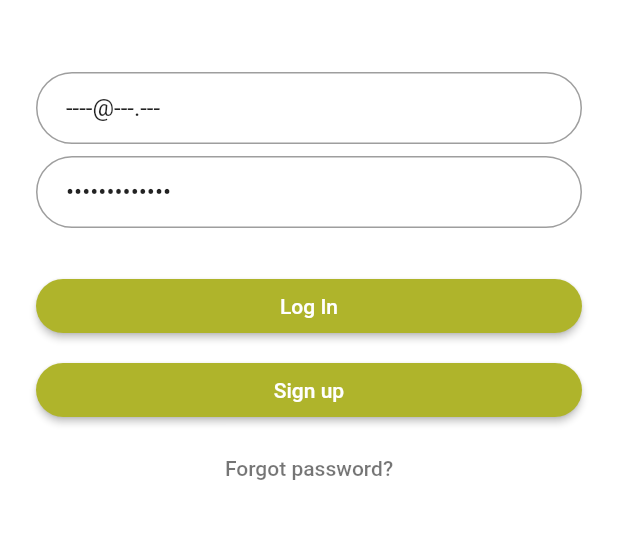
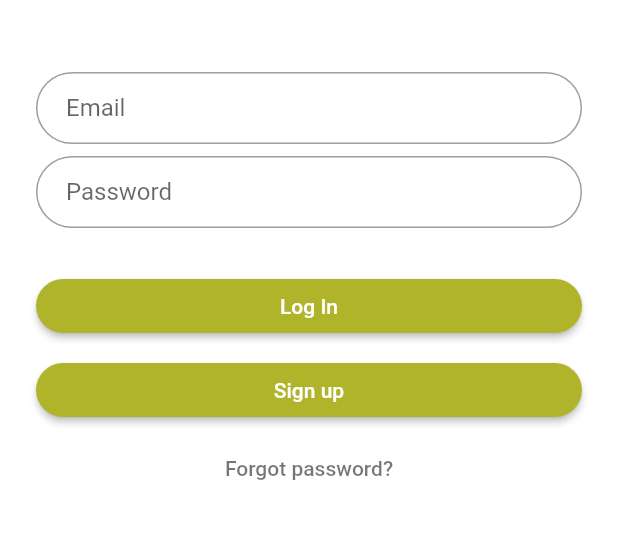
Before and after one commit to n-wagner/Food-Savior, a Flutter app: the screen it shows after launch, on a phone screen of 412 x 824 dp, the part 516-1055 px from its top. Run offline on Flutter 3.47's test engine with Material 2 defaults, Android fonts, the phone set to English and light mode, and no system bars; our stand-ins replace firebase_auth; accounts and stored records are empty.

Commit message:
Firebase Sign In/Up Logic and Format Restructuring

```diff
--- a/lib/login_page.dart
+++ /dev/null
@@ -1,134 +0,0 @@
-import 'package:flutter/material.dart';
-import 'signup.dart';
-import 'home_page.dart';
-
-class LoginPage extends StatefulWidget {
-  static String tag = 'login-page';
-  @override
-  _LoginPageState createState() => new _LoginPageState();
-}
-
-class _LoginPageState extends State<LoginPage> {
-  @override
-  Widget build(BuildContext context) {
-    final logo = Hero(
-      tag: 'food savior',
-      child: CircleAvatar(
-        backgroundColor: Colors.transparent,
-        radius: 100.0,
-        child: Image.asset('assets/images/logo.jpg'),
-      ),
-    );
-
-    final email = TextFormField(
-      keyboardType: TextInputType.emailAddress,
-      autofocus: false,
-      initialValue: '----@---.---',
-      decoration: InputDecoration(
-        hintText: 'Email',
-        contentPadding: EdgeInsets.fromLTRB(20.0, 10.0, 20.0, 10.0),
-        border: OutlineInputBorder(borderRadius: BorderRadius.circular(32.0)),
-      ),
-    );
-
-    final password = TextFormField(
-      autofocus: false,
-      initialValue: 'some password',
-      obscureText: true,
-      decoration: InputDecoration(
-        hintText: 'Password',
-        contentPadding: EdgeInsets.fromLTRB(20.0, 10.0, 20.0, 10.0),
-        border: OutlineInputBorder(borderRadius: BorderRadius.circular(32.0)),
-      ),
-    );
-
-    final loginButton = Padding(
-      padding: EdgeInsets.symmetric(vertical: 4.0),
-      child: RaisedButton(
-        shape: RoundedRectangleBorder(
-          borderRadius: BorderRadius.circular(24),
-        ),
-        onPressed: () {
-          Navigator.of(context).pushNamed(HomePage.tag);
-        },
-        // contentPadding: EdgeInsets.fromLTRB(20.0, 10.0, 20.0, 10.0),
-        padding: EdgeInsets.fromLTRB(20.0, 10.0, 20.0, 10.0),
-        color: Colors.lime[700],
-        child: Text('Log In', style: TextStyle(color: Colors.white)),
-      ),
-    );
-
-    final signupButton = Padding(
-      padding: EdgeInsets.symmetric(vertical: 4.0),
-      child: RaisedButton(
-        shape: RoundedRectangleBorder(
-          borderRadius: BorderRadius.circular(24),
-        ),
-        onPressed: () {
-          Navigator.of(context).pushNamed(SignUp.tag);
-        },
-        padding: EdgeInsets.all(8),
-        color: Colors.lime[700],
-        child: Text('Sign up', style: TextStyle(color: Colors.white)),
-      ),
-    );
-    final forgotLabel = FlatButton(
-      child: Text(
-        'Forgot password?',
-        style: TextStyle(color: Colors.black54),
-      ),
-      onPressed: () {},
-    );
-    final body = Container(
-      width: MediaQuery
-          .of(context)
-          .size
-          .width,
-      padding: EdgeInsets.all(28.0),
-      decoration: BoxDecoration(
-//        gradient: LinearGradient(colors: [
-//          Colors.pink[400],
-//          Colors.lime[200],
-//        ])
-      ),
-      child: Center(
-        child: Column(
-          children: <Widget>[
-            logo,
-            SizedBox(height: 48.0),
-            email,
-            SizedBox(height: 8.0),
-            password,
-            //SizedBox(height: 24.0),
-            loginButton,
-            //SizedBox(height: 8.0),
-            signupButton,
-            //SizedBox(height: 8.0),
-            forgotLabel],
-        ),
-      ),
-    );
-
-
-    return Scaffold(
-      backgroundColor: Colors.white,
-      body: Center(
-        child: ListView(
-          shrinkWrap: true,
-          padding: EdgeInsets.only(left: 24.0, right: 24.0),
-          children: <Widget>[
-            logo,
-            SizedBox(height: 48.0),
-            email,
-            SizedBox(height: 8.0),
-            password,
-            SizedBox(height: 24.0),
-            loginButton,
-            signupButton,
-            forgotLabel
-          ],
-        ),
-      ),
-    );
-  }
-}
--- a/lib/main.dart
+++ b/lib/main.dart
@@ -1,25 +1,32 @@
 import 'package:flutter/material.dart';
-import 'login_page.dart';
-import 'signup.dart';
+import 'package:food_savior/models/user.dart';
+import 'package:food_savior/screens/wrapper.dart';
+import 'package:food_savior/services/auth.dart';
+import 'screens/authenticate/login_page.dart';
+import 'screens/authenticate/signup.dart';
+import 'package:provider/provider.dart';
 
 void main() => runApp(MyApp());
 
 class MyApp extends StatelessWidget {
   final routes = <String, WidgetBuilder>{
     LoginPage.tag: (context) => LoginPage(),
-    SignUp.tag: (context) => SignUp(),
+    //SignUp.tag: (context) => SignUp(),
   };
 
   @override
   Widget build(BuildContext context) {
-    return MaterialApp(
-      title: 'food savior',
-      debugShowCheckedModeBanner: false,
-      theme: ThemeData(
-        primarySwatch: Colors.lime,
+    return StreamProvider<User>.value(
+      value: AuthService().user,    //Creates an instance and listens to the stream here (provider makes it available to all its decendents)
+      child: MaterialApp(
+        title: 'food savior',
+        debugShowCheckedModeBanner: false,
+        theme: ThemeData(
+          primarySwatch: Colors.lime,
+        ),
+        home: Wrapper(),
+        routes: routes,
       ),
-      home: LoginPage(),
-      routes: routes,
     );
   }
 }
--- /dev/null
+++ b/lib/models/user.dart
@@ -0,0 +1,7 @@
+class User {
+
+  final String uid;
+
+  User ({ this.uid });
+
+}
--- /dev/null
+++ b/lib/screens/authenticate/authenticate.dart
@@ -0,0 +1,14 @@
+import 'package:flutter/material.dart';
+import 'package:food_savior/screens/authenticate/login_page.dart';
+
+class Authenticate extends StatefulWidget {
+  @override
+  _AuthenticateState createState() => _AuthenticateState();
+}
+
+class _AuthenticateState extends State<Authenticate> {
+  @override
+  Widget build(BuildContext context) {
+    return LoginPage();
+  }
+}
--- /dev/null
+++ b/lib/screens/authenticate/login_page.dart
@@ -0,0 +1,189 @@
+import 'package:flutter/material.dart';
+import 'package:food_savior/services/auth.dart';
+import 'signup.dart';
+import '../home/home_page.dart';
+
+class LoginPage extends StatefulWidget {
+  static String tag = 'login-page';
+  @override
+  _LoginPageState createState() => new _LoginPageState();
+}
+
+class _LoginPageState extends State<LoginPage> {
+
+  final AuthService _auth = AuthService();
+  //Use this key to ID the form and associate with the global form state key
+  final _formKey = GlobalKey<FormState>();
+
+  // text field state
+  String emailVal = '';
+  String passwordVal = '';
+  String error = '';
+
+  @override
+  Widget build(BuildContext context) {
+    final logo = Hero(
+      tag: 'food savior',
+      child: CircleAvatar(
+        backgroundColor: Colors.transparent,
+        radius: 100.0,
+        child: Image.asset('assets/images/logo.jpg'),
+      ),
+    );
+
+    final email = TextFormField(
+      //Validates input, returns null if valid, helper text if not
+      validator: (val) => val.isEmpty ? 'Enter an email' : null,
+      //Track the value of email whenever the field is changed (same done for password)
+      onChanged: (val) {
+        setState(() => emailVal = val);
+      },
+      keyboardType: TextInputType.emailAddress,
+      autofocus: false,
+      initialValue: '',
+      decoration: InputDecoration(
+        hintText: 'Email',
+        contentPadding: EdgeInsets.fromLTRB(20.0, 10.0, 20.0, 10.0),
+        border: OutlineInputBorder(borderRadius: BorderRadius.circular(32.0)),
+      ),
+    );
+
+    final password = TextFormField(
+      validator: (val) => val.length < 6 ? 'Enter a password 6+ characters long' : null,
+      onChanged: (val) {
+        setState(() => passwordVal = val);
+      },
+      keyboardType: TextInputType.visiblePassword,
+      autofocus: false,
+      initialValue: '',
+      obscureText: true,
+      decoration: InputDecoration(
+        hintText: 'Password',
+        contentPadding: EdgeInsets.fromLTRB(20.0, 10.0, 20.0, 10.0),
+        border: OutlineInputBorder(borderRadius: BorderRadius.circular(32.0)),
+      ),
+    );
+
+    final loginButton = Padding(
+      padding: EdgeInsets.symmetric(vertical: 4.0),
+      child: RaisedButton(
+        shape: RoundedRectangleBorder(
+          borderRadius: BorderRadius.circular(24),
+        ),
+        // contentPadding: EdgeInsets.fromLTRB(20.0, 10.0, 20.0, 10.0),
+        padding: EdgeInsets.fromLTRB(20.0, 10.0, 20.0, 10.0),
+        color: Colors.lime[700],
+        child: Text(
+          'Log In',
+          style: TextStyle(color: Colors.white),
+        ),
+        onPressed: () async {
+          //dynamic result = await _auth.signInEmailPassword();     // dynamic because it can be a user or null
+          // Runs each validator from the Form Fields, only if all return null is this true
+          if (_formKey.currentState.validate()) {
+            dynamic result = await _auth.signInWithEmailAndPassword(emailVal, passwordVal);
+            // Null back means something went wrong with registering, no need to do something otherwise as we are listening for user changes and make things happen based off that
+            if (result == null) {
+              setState(() => error = 'please supply a valid email');
+            }
+          }
+          //Navigator.of(context).pushNamed(HomePage.tag);
+        }
+      ),
+    );
+
+    final signupButton = Padding(
+      padding: EdgeInsets.symmetric(vertical: 4.0),
+      child: RaisedButton(
+        shape: RoundedRectangleBorder(
+          borderRadius: BorderRadius.circular(24),
+        ),
+        onPressed: () async {
+          // Runs each validator from the Form Fields, only if all return null is this true
+          if (_formKey.currentState.validate()) {
+            dynamic result = await _auth.registerWithEmailAndPassword(emailVal, passwordVal);
+            // Null back means something went wrong with registering, no need to do something otherwise as we are listening for user changes and make things happen based off that
+            if (result == null) {
+              setState(() => error = 'please supply a valid email');
+            }
+          }
+          //Navigator.of(context).pushNamed(SignUp.tag);
+        },
+        padding: EdgeInsets.all(8),
+        color: Colors.lime[700],
+        child: Text('Sign up', style: TextStyle(color: Colors.white)),
+      ),
+    );
+
+    final forgotLabel = FlatButton(
+      child: Text(
+        'Forgot password?',
+        style: TextStyle(color: Colors.black54),
+      ),
+      onPressed: () {},
+    );
+
+    final errorMessage = Text(
+      error,
+      style: TextStyle(color: Colors.red, fontSize: 14.0),
+    );
+
+    final body = Container(
+      width: MediaQuery
+          .of(context)
+          .size
+          .width,
+      padding: EdgeInsets.all(28.0),
+      decoration: BoxDecoration(
+//        gradient: LinearGradient(colors: [
+//          Colors.pink[400],
+//          Colors.lime[200],
+//        ])
+      ),
+      child: Center(
+        child: Column(
+          children: <Widget>[
+            logo,
+            SizedBox(height: 48.0),
+            email,
+            SizedBox(height: 8.0),
+            password,
+            //SizedBox(height: 24.0),
+            loginButton,
+            //SizedBox(height: 8.0),
+            signupButton,
+            //SizedBox(height: 8.0),
+            forgotLabel,
+            errorMessage
+          ],
+        ),
+      ),
+    );
+
+
+    return Scaffold(
+      backgroundColor: Colors.white,
+      // Form associated with global key, allows for future validation of the form
+      body: Form(
+        key: _formKey,
+        child: Center(
+          child: ListView(
+            shrinkWrap: true,
+            padding: EdgeInsets.only(left: 24.0, right: 24.0),
+            children: <Widget>[
+              logo,
+              SizedBox(height: 48.0),
+              email,
+              SizedBox(height: 8.0),
+              password,
+              SizedBox(height: 24.0),
+              loginButton,
+              signupButton,
+              forgotLabel
+            ],
+          ),
+        ),
+      ),
+    );
+  }
+}
--- /dev/null
+++ b/lib/screens/wrapper.dart
@@ -0,0 +1,25 @@
+import 'package:flutter/material.dart';
+import 'package:food_savior/models/user.dart';
+import 'package:food_savior/screens/authenticate/authenticate.dart';
+import 'package:food_savior/screens/home/home_page.dart';
+import 'package:provider/provider.dart';
+
+import 'authenticate/login_page.dart';
+import 'package:food_savior/screens/authenticate/signup.dart';
+
+class Wrapper extends StatelessWidget {
+  @override
+  Widget build(BuildContext context) {
+
+    //Specifying that the provider should be giving us User data
+    final user = Provider.of<User>(context);
+
+
+    // return either authenticate or content portion of the app
+    if (user == null) {
+      return Authenticate();
+    } else {
+      return HomePage();
+    }
+  }
+}
--- a/pubspec.yaml
+++ b/pubspec.yaml
@@ -22,6 +22,7 @@ dependencies:
   cupertino_icons: ^0.1.2
   firebase_auth: ^0.15.4
   cloud_firestore: ^0.13.3
+  provider: ^4.0.4
 
 dev_dependencies:
   flutter_test:
```
Also changed, not shown: lib/home_page.dart (deleted, +0 -20 lines), lib/screens/authenticate/signup.dart (renamed from lib/signup.dart, +154 -1 lines), lib/screens/home/home_page.dart (added, +38 -0 lines), lib/services/auth.dart (added, +72 -0 lines), 3 other files.
